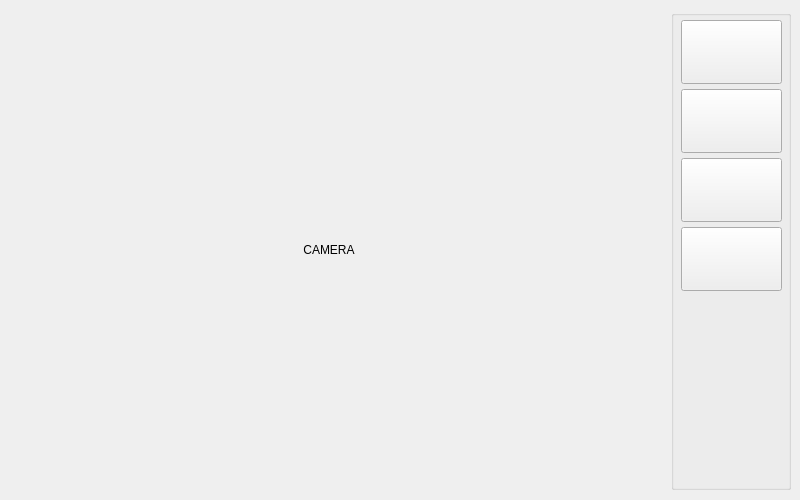
valabsoft/ows-auv-chersonese, file SevROVWorkstation/mainwindow.ui: the form before one commit.
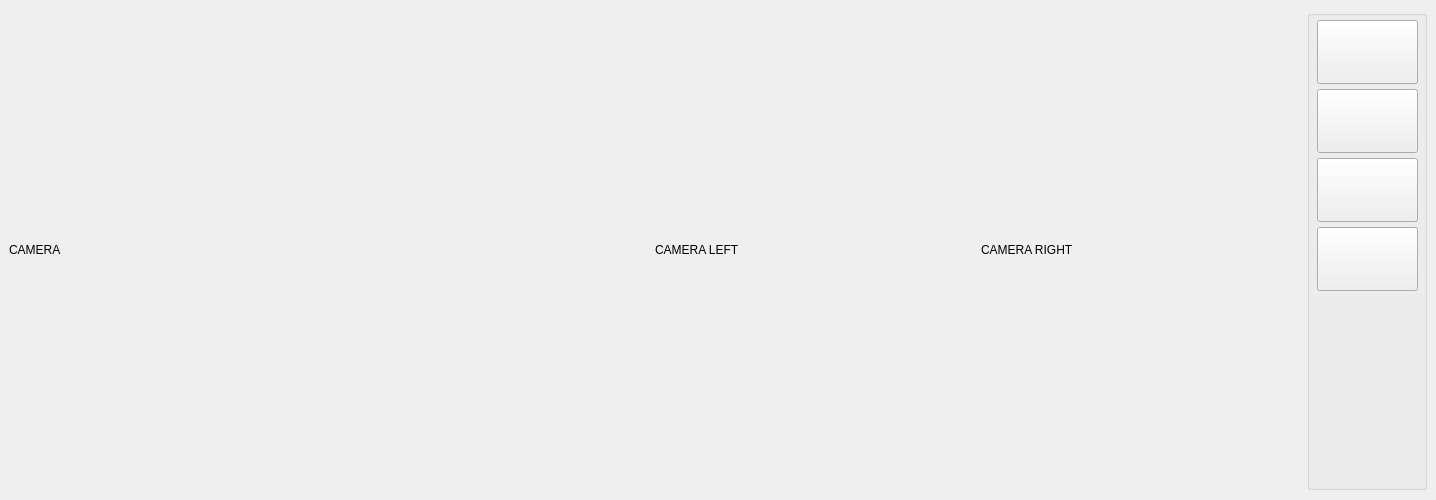
The form after the commit. Icons and pictures are not drawn.

```diff
--- a/SevROVWorkstation/mainwindow.ui
+++ b/SevROVWorkstation/mainwindow.ui
@@ -38,8 +38,55 @@
       <property name="text">
        <string>CAMERA</string>
       </property>
-      <property name="alignment">
-       <set>Qt::AlignCenter</set>
+     </widget>
+    </item>
+    <item>
+     <widget class="QLabel" name="lbCameraL">
+      <property name="sizePolicy">
+       <sizepolicy hsizetype="Fixed" vsizetype="Fixed">
+        <horstretch>0</horstretch>
+        <verstretch>0</verstretch>
+       </sizepolicy>
+      </property>
+      <property name="minimumSize">
+       <size>
+        <width>320</width>
+        <height>240</height>
+       </size>
+      </property>
+      <property name="maximumSize">
+       <size>
+        <width>320</width>
+        <height>240</height>
+       </size>
+      </property>
+      <property name="text">
+       <string>CAMERA LEFT</string>
+      </property>
+     </widget>
+    </item>
+    <item>
+     <widget class="QLabel" name="lbCameraR">
+      <property name="sizePolicy">
+       <sizepolicy hsizetype="Fixed" vsizetype="Fixed">
+        <horstretch>0</horstretch>
+        <verstretch>0</verstretch>
+       </sizepolicy>
+      </property>
+      <property name="minimumSize">
+       <size>
+        <width>320</width>
+        <height>240</height>
+       </size>
+      </property>
+      <property name="maximumSize">
+       <size>
+        <width>320</width>
+        <height>240</height>
+       </size>
+      </property>
+      <property name="text">
+       <string>CAMERA RIGHT</string>
       </property>
      </widget>
     </item>
```
Left out of the diff: 3 changed lines with no effect on the pictures.
